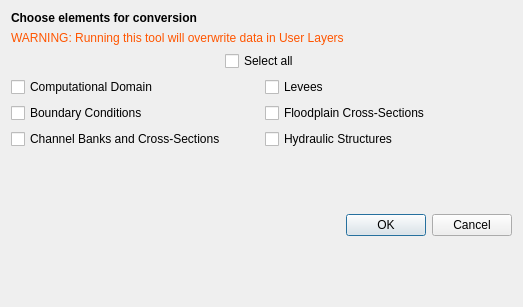
First picture: the form in flo2d/ui/schema2user.ui, repository FLO-2DSoftware/qgis-flo-2d-plugin, before the edit.
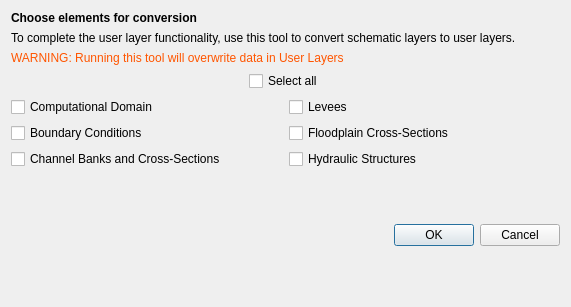
Second picture: the form after the edit.

Commit message: - Update the message in Schematic Layers to User layers tool dialog

```diff
--- a/flo2d/ui/schema2user.ui
+++ b/flo2d/ui/schema2user.ui
@@ -9,7 +9,7 @@
    <rect>
     <x>0</x>
     <y>0</y>
-    <width>523</width>
+    <width>571</width>
     <height>307</height>
    </rect>
   </property>
@@ -24,14 +24,7 @@
      </property>
     </widget>
    </item>
-   <item row="1" column="0" colspan="2">
-    <widget class="QLabel" name="label_6">
-     <property name="text">
-      <string>&lt;html&gt;&lt;head/&gt;&lt;body&gt;&lt;p&gt;&lt;span style=&quot; color:#ff5500;&quot;&gt;WARNING: Running this tool will overwrite data in User Layers&lt;/span&gt;&lt;/p&gt;&lt;/body&gt;&lt;/html&gt;</string>
-     </property>
-    </widget>
-   </item>
-   <item row="2" column="0" colspan="2">
+   <item row="3" column="0" colspan="2">
     <layout class="QVBoxLayout" name="verticalLayout">
      <item>
       <layout class="QGridLayout" name="gridLayout_4">
@@ -121,7 +114,17 @@
      </item>
     </layout>
    </item>
-   <item row="3" column="0">
+   <item row="4" column="1">
+    <widget class="QDialogButtonBox" name="buttonBox">
+     <property name="orientation">
+      <enum>Qt::Horizontal</enum>
+     </property>
+     <property name="standardButtons">
+      <set>QDialogButtonBox::Cancel|QDialogButtonBox::Ok</set>
+     </property>
+    </widget>
+   </item>
+   <item row="4" column="0">
     <spacer name="verticalSpacer">
      <property name="orientation">
       <enum>Qt::Vertical</enum>
@@ -134,13 +137,17 @@
      </property>
     </spacer>
    </item>
-   <item row="3" column="1">
-    <widget class="QDialogButtonBox" name="buttonBox">
-     <property name="orientation">
-      <enum>Qt::Horizontal</enum>
+   <item row="2" column="0" colspan="2">
+    <widget class="QLabel" name="label_6">
+     <property name="text">
+      <string>&lt;html&gt;&lt;head/&gt;&lt;body&gt;&lt;p&gt;&lt;span style=&quot; color:#ff5500;&quot;&gt;WARNING: Running this tool will overwrite data in User Layers&lt;/span&gt;&lt;/p&gt;&lt;/body&gt;&lt;/html&gt;</string>
      </property>
-     <property name="standardButtons">
-      <set>QDialogButtonBox::Cancel|QDialogButtonBox::Ok</set>
+    </widget>
+   </item>
+   <item row="1" column="0" colspan="2">
+    <widget class="QLabel" name="label">
+     <property name="text">
+      <string>To complete the user layer functionality, use this tool to convert schematic layers to user layers.</string>
      </property>
     </widget>
    </item>
```
